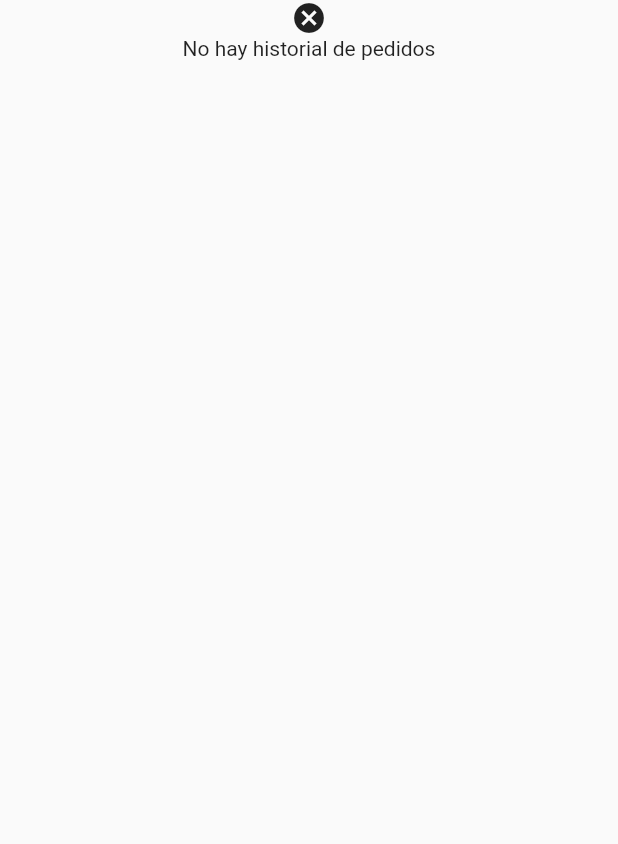
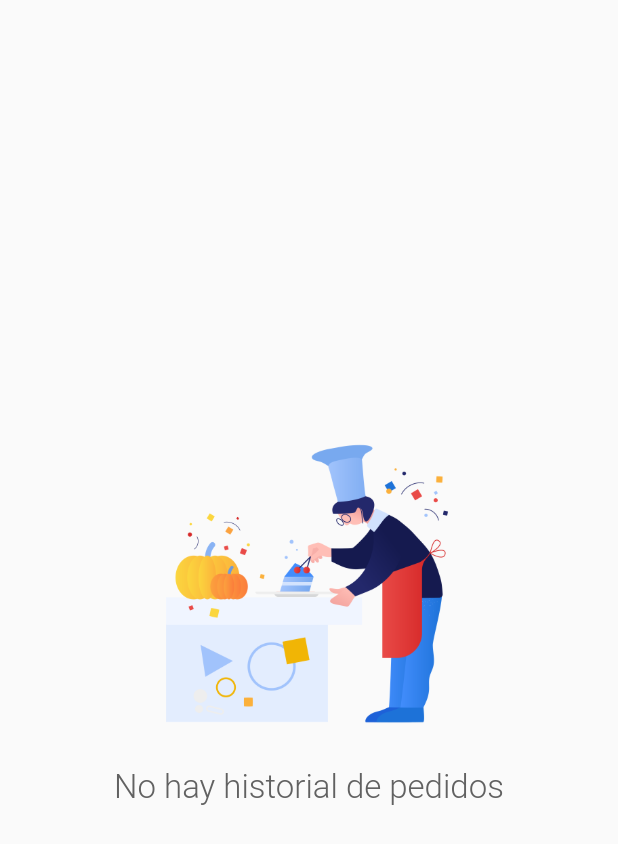
Before and after one commit to ErickLlerenas/smart_order, a Flutter app: the Orders screen opened directly, on a phone screen of 412 x 824 dp. Shown: the top 844 px of the screen. Run offline on Flutter 3.47's test engine with Material 2 defaults, Android fonts, the light colour scheme and no system bars; our stand-ins replace cloud_firestore, firebase_auth, firebase_core, geolocator, google_maps_flutter, pin_code_fields; accounts and stored records are empty.

Commit message:
added seller mode to orders

```diff
--- a/lib/screens/add/add_food.dart
+++ b/lib/screens/add/add_food.dart
@@ -1,6 +1,8 @@
 // import 'package:cloud_firestore/cloud_firestore.dart';
 import 'package:flutter/cupertino.dart';
 import 'package:flutter/material.dart';
+import 'package:provider/provider.dart';
+import 'package:smart_order/providers/app_provider.dart';
 
 import '../../helpers/database.dart';
 
@@ -17,9 +19,11 @@ class _AddState extends State<Add> {
   TextEditingController descController = TextEditingController();
   TextEditingController priceController = TextEditingController();
   TextEditingController imageController = TextEditingController();
+  String phone = "";
 
   @override
   void initState() {
+    phone = Provider.of<AppProvider>(context, listen: false).phone;
     super.initState();
   }
 
@@ -81,7 +85,7 @@ class _AddState extends State<Add> {
                     isLoading = true;
                   });
                   await widget.db.add(
-                  id: '3121811727',
+                  id: phone,
                   title: titleController.text,
                   description: descController.text,
                   image: imageController.text,
--- a/lib/screens/orders/orders.dart
+++ b/lib/screens/orders/orders.dart
@@ -15,6 +15,7 @@ class _OrdersState extends State<Orders> {
   List orders = [];
   String phone = "";
   bool isUser = true;
+  bool isLoading = true;
   @override
   void initState() {
     phone = Provider.of<AppProvider>(context, listen: false).phone;
@@ -33,6 +34,11 @@ class _OrdersState extends State<Orders> {
       if (user.exists) {
         setState(() {
           orders = user['orders'];
+          isLoading = false;
+        });
+      } else {
+        setState(() {
+          isLoading = false;
         });
       }
     }
@@ -49,7 +55,7 @@ class _OrdersState extends State<Orders> {
         .collection("orders")
         .doc(id)
         .update({'orders': orders});
-    getOrders(phone,isUser);
+    getOrders(phone, isUser);
   }
 
   @override
@@ -57,15 +63,24 @@ class _OrdersState extends State<Orders> {
     double width = MediaQuery.of(context).size.width;
 
     return Scaffold(
-        body: SingleChildScrollView(
-      child: SafeArea(
-          child: orders.length==0 ? Center(child: Column(
+        body: SafeArea(
+      child: orders.length == 0
+          ? Center(
+              child: isLoading
+                  ? CircularProgressIndicator()
+                  : SizedBox(
+                      child: Column(
                         mainAxisAlignment: MainAxisAlignment.center,
                         children: [
-              Icon(Icons.cancel),
-              Text("No hay historial de pedidos")
+                          Container(
+                            child: Image.asset('assets/images/empty.png',width: width/2, height:width/2)),
+                            SizedBox(height:20),
+                          Text("No hay historial de pedidos",style:TextStyle(color:Colors.grey[700],fontWeight: FontWeight.w300,fontSize: 22),textAlign: TextAlign.center)
                         ],
-          )) :  Wrap(
+                      ),
+                    ))
+          : SingleChildScrollView(
+              child: Wrap(
                   children: orders
                       .map(
                         (order) => GestureDetector(
@@ -95,7 +110,8 @@ class _OrdersState extends State<Orders> {
                                 Expanded(
                                   flex: 5,
                                   child: Column(
-                                crossAxisAlignment: CrossAxisAlignment.start,
+                                    crossAxisAlignment:
+                                        CrossAxisAlignment.start,
                                     mainAxisAlignment:
                                         MainAxisAlignment.spaceAround,
                                     children: [
@@ -135,18 +151,19 @@ class _OrdersState extends State<Orders> {
                                     ? Container()
                                     : ClipOval(
                                         child: Material(
-                                      color: Colors.green[200], // Button color
+                                          color:
+                                              Colors.green[200], // Button color
                                           child: InkWell(
                                             splashColor:
                                                 Colors.grey, // Splash color
                                             onTap: () {
-                                          if(!isUser){
+                                              if (!isUser) {
                                                 setStatus(
                                                     id: phone,
-                                              index: orders.indexOf(order),
+                                                    index:
+                                                        orders.indexOf(order),
                                                     accepted: true);
                                               }
-
                                             },
                                             child: SizedBox(
                                                 width: 56,
@@ -159,8 +176,8 @@ class _OrdersState extends State<Orders> {
                                     ? Container()
                                     : ClipOval(
                                         child: Material(
-                                      color:
-                                          Colors.redAccent[200], // Button color
+                                          color: Colors
+                                              .redAccent[200], // Button color
                                           child: InkWell(
                                             splashColor:
                                                 Colors.grey, // Splash color
@@ -182,7 +199,8 @@ class _OrdersState extends State<Orders> {
                           ),
                         ),
                       )
-                  .toList())),
+                      .toList()),
+            ),
     ));
   }
 }
```
Also changed, not shown: lib/screens/feed/feed.dart (+8 -6 lines), lib/screens/map/map.dart (+19 -4 lines), assets/images/empty.png (added). Lines whose indentation alone changed are shown as unchanged.
